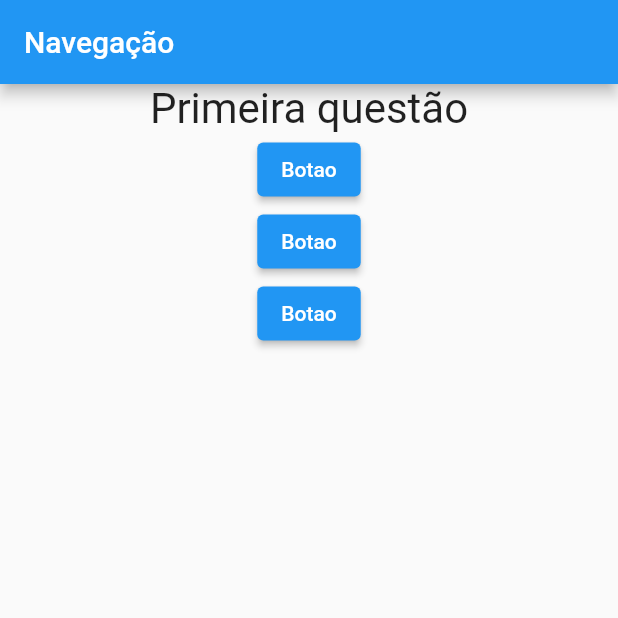
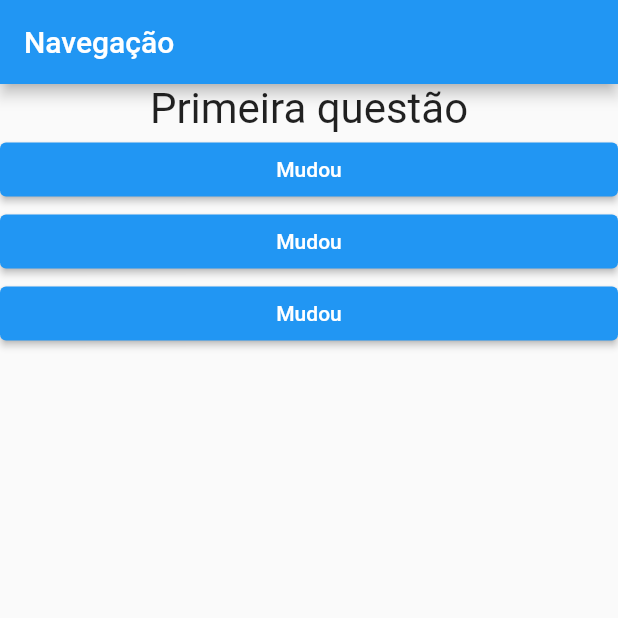
Before and after one commit to GabrielCampos99/flutter-quizz, a Flutter app: the screen it shows after launch, on a phone screen of 412 x 824 dp, the top half of it. Run offline on Flutter 3.47's test engine with Material 2 defaults, Android fonts, the phone set to English and light mode, and no system bars.

```diff
--- a/lib/main.dart
+++ b/lib/main.dart
@@ -1,5 +1,7 @@
 import 'package:flutter/material.dart';
 import 'package:flutter_complete_guide/question.dart';
+
+import 'answer.dart';
 
 void main() {
   runApp(MyApp());
@@ -15,7 +17,7 @@ class MyApp extends StatefulWidget {
 
 class _MyAppState extends State<MyApp> {
   var questionIndex = 0;
-  void answersQuestion() {
+  void _answersQuestion() {
     setState(() {
       questionIndex = questionIndex + 1;
     });
@@ -32,20 +34,9 @@ class _MyAppState extends State<MyApp> {
         ),
         body: Column(children: [
           Question(questions[questionIndex]),
-          ElevatedButton(
-            onPressed: answersQuestion,
-            child: Text('Botao'),
-          ),
-          ElevatedButton(
-            onPressed: () => print('Questão dois'),
-            child: Text('Botao'),
-          ),
-          ElevatedButton(
-            onPressed: () {
-              print('Qiestão 3');
-            },
-            child: Text('Botao'),
-          )
+          Answer(_answersQuestion),
+          Answer(_answersQuestion),
+          Answer(_answersQuestion)
         ]),
       ),
     );
```
